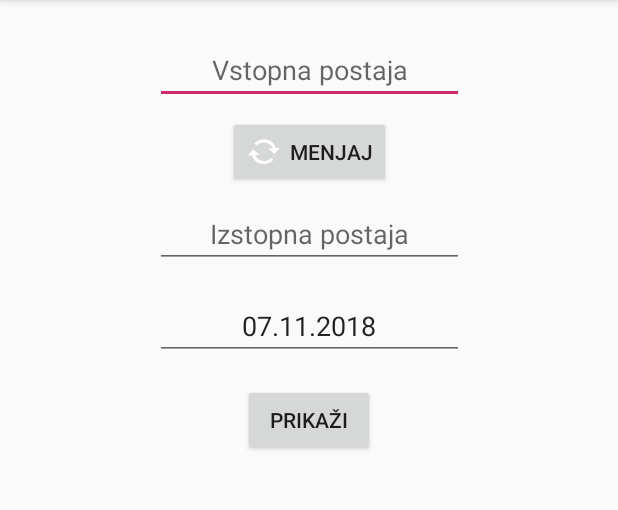
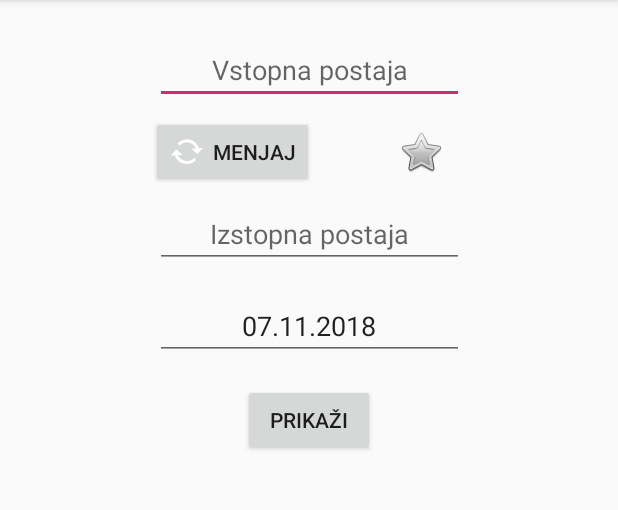
Before and after one commit to LGaljo/Vozni-red, an Android app: the screen it shows after launch (MainActivity), after a tap on "MENJAJ", on a phone screen of 412 x 824 dp, the part 84-594 px from its top. Run offline under Robolectric (Android 15) with nearby library versions, the phone set to English and light mode, and no system bars.

```diff
--- a/app/src/main/java/com/lukag/atvoznired/DisplayMessageActivity.java
+++ b/app/src/main/java/com/lukag/atvoznired/DisplayMessageActivity.java
@@ -44,7 +44,7 @@ public class DisplayMessageActivity extends AppCompatActivity {
         relacija.setToName(prenos.get(3));
         relacija.initUrnik();
 
-        recyclerView = (RecyclerView) findViewById(R.id.recycler_view);
+        recyclerView = (RecyclerView) findViewById(R.id.recycler_view_pogled_urnik);
 
         sAdapter = new ScheduleAdapter(relacija.getUrnik(), this);
         RecyclerView.LayoutManager mLayoutManager = new LinearLayoutManager(getApplicationContext());
--- a/app/src/main/java/com/lukag/atvoznired/MainActivity.java
+++ b/app/src/main/java/com/lukag/atvoznired/MainActivity.java
@@ -5,17 +5,25 @@ import android.content.Intent;
 import android.support.v7.app.AlertDialog;
 import android.support.v7.app.AppCompatActivity;
 import android.os.Bundle;
+import android.support.v7.widget.DefaultItemAnimator;
+import android.support.v7.widget.DividerItemDecoration;
+import android.support.v7.widget.LinearLayoutManager;
+import android.support.v7.widget.RecyclerView;
 import android.util.Log;
 import android.view.View;
 import android.widget.ArrayAdapter;
 import android.widget.AutoCompleteTextView;
 import android.widget.Button;
 import android.widget.EditText;
+import android.widget.ImageView;
+import android.widget.ListAdapter;
 import android.widget.TextView;
+import android.widget.Toast;
 
 import java.text.SimpleDateFormat;
 import java.util.ArrayList;
 import java.util.Calendar;
+import java.util.List;
 import java.util.Locale;
 
 public class MainActivity extends AppCompatActivity {
@@ -23,6 +31,12 @@ public class MainActivity extends AppCompatActivity {
 
     AutoCompleteTextView vstopnaPostajaView;
     AutoCompleteTextView izstopnaPostajaView;
+
+    private RecyclerView recyclerView;
+    private priljubljenePostajeAdapter pAdapter;
+
+    sharedPrefsManager favs;
+
     @Override
     protected void onCreate(Bundle savedInstanceState) {
         super.onCreate(savedInstanceState);
@@ -32,27 +46,50 @@ public class MainActivity extends AppCompatActivity {
 
         dodajDanasnjiDan();
         dodajAutoCompleteTextView();
+        dodajRecyclerView();
+
         DataSourcee.nastaviZadnjiIskani(this, vstopnaPostajaView, izstopnaPostajaView);
 
+        favs = new sharedPrefsManager(this);
+        favs.init();
+        pAdapter = new priljubljenePostajeAdapter(sharedPrefsManager.priljubljeneRelacije, this, vstopnaPostajaView, izstopnaPostajaView, favs);
+
+        recyclerView = (RecyclerView) findViewById(R.id.recycler_view_pogled_priljubljenih);
+        RecyclerView.LayoutManager mLayoutManager = new LinearLayoutManager(getApplicationContext());
+        recyclerView.setLayoutManager(mLayoutManager);
+        recyclerView.setItemAnimator(new DefaultItemAnimator());
+        recyclerView.addItemDecoration(new DividerItemDecoration(this, LinearLayoutManager.VERTICAL));
+        recyclerView.setAdapter(pAdapter);
+
+        // Gumb za oznako priljubljene relacije
+        final ImageView star = (ImageView)findViewById(R.id.zvezda);
+        star.setOnClickListener(new View.OnClickListener() {
+            @Override
+            public void onClick(View v) {
+                star.setImageDrawable(getResources().getDrawable(android.R.drawable.btn_star_big_on));
+                favs.dodajPriljubljene(vstopnaPostajaView.getText().toString(), izstopnaPostajaView.getText().toString());
+                favs.pridobiPriljubljene();
+                pAdapter.notifyDataSetChanged();
+            }
+        });
+
         // Gumb za prikaz
-        final Button button = (Button) findViewById(R.id.submit);
+        Button button = (Button) findViewById(R.id.submit);
         button.setOnClickListener(new View.OnClickListener() {
-
             public void onClick(View v) {
+                DataSourcee.shraniZadnjiIskani(MainActivity.this, vstopnaPostajaView, izstopnaPostajaView);
                 submit();
             }
         });
 
+        // Gumb za zamenjavo postajalisc
         Button invert = (Button) findViewById(R.id.invert);
         invert.setOnClickListener(new View.OnClickListener() {
-
             public void onClick(View v) {
-                TextView vstopnaPostajaView = (TextView) findViewById(R.id.vstopna_text);
-                TextView izstopnaPostajaView = (TextView) findViewById(R.id.izstopna_text);
-
                 String tmp = izstopnaPostajaView.getText().toString();
-                izstopnaPostajaView.setText(vstopnaPostajaView.getText());
-                vstopnaPostajaView.setText(tmp);
+                izstopnaPostajaView.setText(vstopnaPostajaView.getText(), false);
+                vstopnaPostajaView.setText(tmp, false);
+                DataSourcee.shraniZadnjiIskani(MainActivity.this, vstopnaPostajaView, izstopnaPostajaView);
             }
         });
     }
@@ -93,8 +130,7 @@ public class MainActivity extends AppCompatActivity {
         String vstopnaID = DataSourcee.getIDfromMap(vstopnaPostaja);
         String izstopnaID = DataSourcee.getIDfromMap(izstopnaPostaja);
 
-        Log.d("Autocomplete", vstopnaPostaja + ": " + vstopnaID);
-        Log.d("Autocomplete", izstopnaPostaja + ": " + izstopnaID);
+        Log.d("Autocomplete", vstopnaPostaja + ": " + vstopnaID + " --> " + izstopnaPostaja + ": " + izstopnaID);
 
         // Datum
         EditText koledar = (EditText)findViewById(R.id.textCalendar);
@@ -122,4 +158,8 @@ public class MainActivity extends AppCompatActivity {
             startActivity(intent);
         }
     }
+
+    private void dodajRecyclerView() {
+
+    }
 }
--- /dev/null
+++ b/app/src/main/java/com/lukag/atvoznired/priljubljenePostajeAdapter.java
@@ -0,0 +1,76 @@
+package com.lukag.atvoznired;
+
+import android.content.Context;
+import android.support.v7.widget.RecyclerView;
+import android.view.LayoutInflater;
+import android.view.View;
+import android.view.ViewGroup;
+import android.widget.AutoCompleteTextView;
+import android.widget.TextView;
+import android.widget.Toast;
+
+import java.util.List;
+
+public class priljubljenePostajeAdapter extends RecyclerView.Adapter<priljubljenePostajeAdapter.MyViewHolder> {
+
+    private List<Relacija> priljubljeneList;
+    private Context context;
+    private AutoCompleteTextView vstopnaPostajaView;
+    private AutoCompleteTextView izstopnaPostajaView;
+    private sharedPrefsManager spm;
+
+    public class MyViewHolder extends RecyclerView.ViewHolder {
+        public TextView priljubljenaPostaja;
+
+        public MyViewHolder(View view) {
+            super(view);
+            priljubljenaPostaja = (TextView) view.findViewById(R.id.priljubljena_postaja);
+
+            view.setOnClickListener(new View.OnClickListener() {
+                @Override
+                public void onClick(View v) {
+                    vstopnaPostajaView.setText(priljubljeneList.get(getAdapterPosition()).getFromName(), false);
+                    izstopnaPostajaView.setText(priljubljeneList.get(getAdapterPosition()).getToName(), false);
+                }
+            });
+
+            view.setOnLongClickListener(new View.OnLongClickListener() {
+                @Override
+                public boolean onLongClick(View v) {
+                    spm.odstraniPriljubljeno(vstopnaPostajaView.getText().toString(), izstopnaPostajaView.getText().toString());
+                    priljubljeneList.remove(getAdapterPosition());
+                    notifyItemRemoved(getAdapterPosition());
+                    notifyItemRangeChanged(getAdapterPosition(), priljubljeneList.size());
+                    return false;
+                }
+            });
+        }
+    }
+
+    public priljubljenePostajeAdapter(List<Relacija> priljubljeneList, Context context, AutoCompleteTextView vp, AutoCompleteTextView ip, sharedPrefsManager spm) {
+        this.priljubljeneList = priljubljeneList;
+        this.context = context;
+        this.vstopnaPostajaView = vp;
+        this.izstopnaPostajaView = ip;
+        this.spm = spm;
+    }
+
+    @Override
+    public priljubljenePostajeAdapter.MyViewHolder onCreateViewHolder(ViewGroup parent, int viewType) {
+        View itemView = LayoutInflater.from(parent.getContext())
+                .inflate(R.layout.priljubljena_postaja_row, parent, false);
+
+        return new priljubljenePostajeAdapter.MyViewHolder(itemView);
+    }
+
+    @Override
+    public void onBindViewHolder(priljubljenePostajeAdapter.MyViewHolder holder, int position) {
+        Relacija rel = priljubljeneList.get(position);
+        holder.priljubljenaPostaja.setText(rel.getFromName() + " - " + rel.getToName());
+    }
+
+    @Override
+    public int getItemCount() {
+        return priljubljeneList.size();
+    }
+}
--- a/app/src/main/res/layout/activity_display_message.xml
+++ b/app/src/main/res/layout/activity_display_message.xml
@@ -7,7 +7,7 @@
     tools:context="com.lukag.atvoznired.DisplayMessageActivity">
 
     <android.support.v7.widget.RecyclerView
-        android:id="@+id/recycler_view"
+        android:id="@+id/recycler_view_pogled_urnik"
         android:scrollbars="vertical"
         android:layout_width="match_parent"
         android:layout_height="wrap_content"/>
--- a/app/src/main/res/layout/activity_main.xml
+++ b/app/src/main/res/layout/activity_main.xml
@@ -81,6 +81,7 @@
         android:ems="10"
         android:freezesText="true"
         android:gravity="center"
+        android:autofillHints=""
         android:hint="@string/koledar"
         android:inputType="textPersonName"
         app:layout_constraintBottom_toTopOf="@+id/submit"
@@ -93,16 +94,40 @@
         android:id="@+id/invert"
         android:layout_width="wrap_content"
         android:layout_height="wrap_content"
-        android:layout_marginStart="16dp"
-        android:layout_marginEnd="16dp"
+        android:layout_marginStart="45dp"
         android:drawableStart="@android:drawable/stat_notify_sync"
         android:drawablePadding="5dp"
         android:gravity="center"
         android:text="@string/menjaj"
         android:visibility="visible"
         app:layout_constraintBottom_toTopOf="@+id/izstopna_text"
-        app:layout_constraintEnd_toEndOf="parent"
+        app:layout_constraintEnd_toStartOf="@+id/zvezda"
         app:layout_constraintStart_toStartOf="parent"
         app:layout_constraintTop_toBottomOf="@+id/vstopna_text" />
 
+    <android.support.v7.widget.RecyclerView
+        android:id="@+id/recycler_view_pogled_priljubljenih"
+        android:layout_width="0dp"
+        android:layout_height="0dp"
+        android:layout_marginStart="16dp"
+        android:layout_marginTop="16dp"
+        android:layout_marginEnd="16dp"
+        android:layout_marginBottom="8dp"
+        app:layout_constraintBottom_toBottomOf="parent"
+        app:layout_constraintEnd_toEndOf="parent"
+        app:layout_constraintStart_toStartOf="parent"
+        app:layout_constraintTop_toBottomOf="@+id/submit" />
+
+    <ImageView
+        android:id="@+id/zvezda"
+        android:layout_width="wrap_content"
+        android:layout_height="wrap_content"
+        android:layout_marginTop="16dp"
+        android:layout_marginEnd="60dp"
+        android:contentDescription="@string/zvezda"
+        app:layout_constraintEnd_toEndOf="parent"
+        app:layout_constraintStart_toEndOf="@+id/invert"
+        app:layout_constraintTop_toBottomOf="@+id/vstopna_text"
+        app:srcCompat="@android:drawable/btn_star" />
+
 </android.support.constraint.ConstraintLayout>
--- a/app/src/main/res/values/strings.xml
+++ b/app/src/main/res/values/strings.xml
@@ -9,6 +9,7 @@
     <string name="koledar">Koledar</string>
     <string name="izberi_dan">Izberi dan:</string>
     <string name="menjaj">Menjaj</string>
+    <string name="zvezda">Zvezda</string>
 
     <string-array name="izstopne_postaje">
         <item>Adergas</item>
```
Also changed, not shown: app/src/main/java/com/lukag/atvoznired/sharedPrefsManager.java (+96 -6 lines), app/src/main/res/layout/pot_list_row.xml (+10 -10 lines), app/src/main/res/layout/priljubljena_postaja_row.xml (added, +30 -0 lines).
